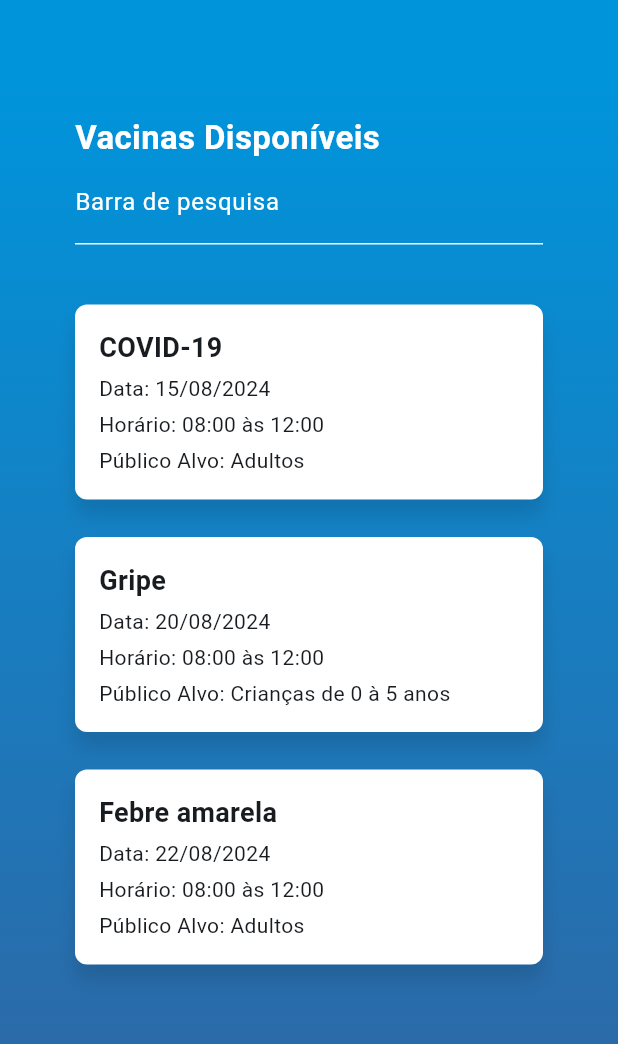
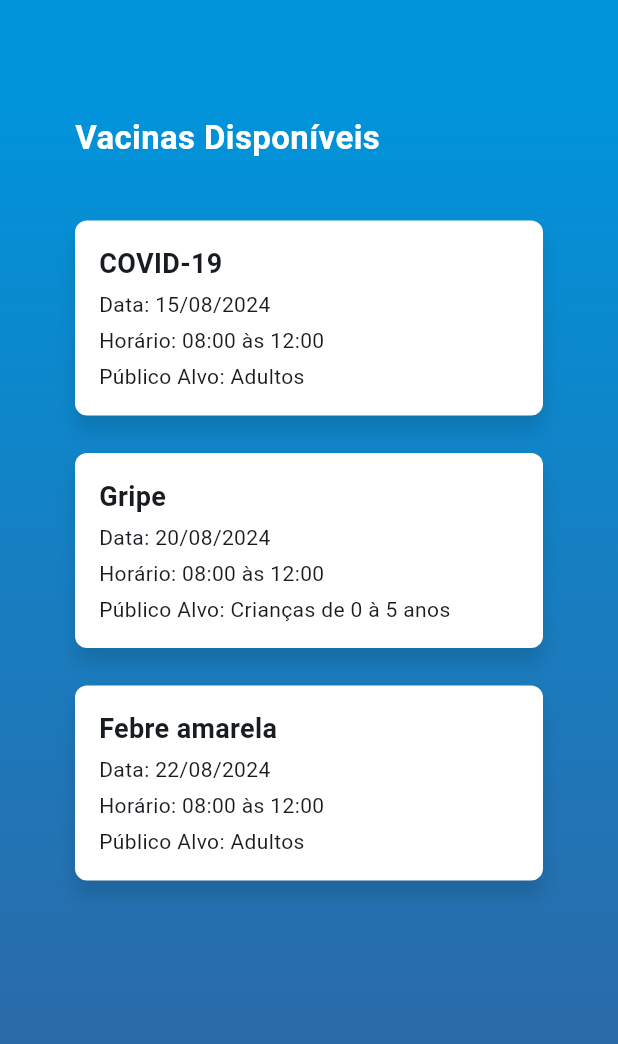
Before and after one commit to FelipeSouza14/SIG-UBS, a Flutter app: the VaccinationPage screen opened directly, on a phone screen of 412 x 824 dp. Shown: the top 1044 px of the screen. Run offline on Flutter 3.47's test engine with Material 3 defaults, Android fonts, the phone set to English and light mode, and no system bars; our stand-ins replace flutter_hooks, jwt_decoder, shared_preferences; accounts and stored records are empty; network calls fail.

Commit message:
Fazendo a função de pesquisa da tela de serviços

```diff
--- a/front_end/sig_ubs/lib/pages/vaccinationPage.dart
+++ b/front_end/sig_ubs/lib/pages/vaccinationPage.dart
@@ -48,26 +48,26 @@ class _VaccinationPageState extends State<VaccinationPage> {
                         ),
                       ),
                     ),
-                    TextField(
-                      style: TextStyle(color: Colors.white),
-                      decoration: InputDecoration(
-                        labelText: 'Barra de pesquisa',
-                        labelStyle: TextStyle(
-                          color: Colors.white,
-                        ),
-                        enabledBorder: UnderlineInputBorder(
-                          borderSide: BorderSide(
-                            color: Colors.white,
-                          ),
-                        ),
-                        focusedBorder: UnderlineInputBorder(
-                          borderSide: BorderSide(
-                            color: Colors.white,
-                            width: 2.0,
-                          ),
-                        ),
-                      ),
-                    ),
+                    // TextField(
+                    //   style: TextStyle(color: Colors.white),
+                    //   decoration: InputDecoration(
+                    //     labelText: 'Barra de pesquisa',
+                    //     labelStyle: TextStyle(
+                    //       color: Colors.white,
+                    //     ),
+                    //     enabledBorder: UnderlineInputBorder(
+                    //       borderSide: BorderSide(
+                    //         color: Colors.white,
+                    //       ),
+                    //     ),
+                    //     focusedBorder: UnderlineInputBorder(
+                    //       borderSide: BorderSide(
+                    //         color: Colors.white,
+                    //         width: 2.0,
+                    //       ),
+                    //     ),
+                    //   ),
+                    // ),
                     SizedBox(height: 20),
                   ],
                 ),
```
Also changed, not shown: front_end/sig_ubs/lib/pages/servicesPage.dart (+26 -7 lines).
